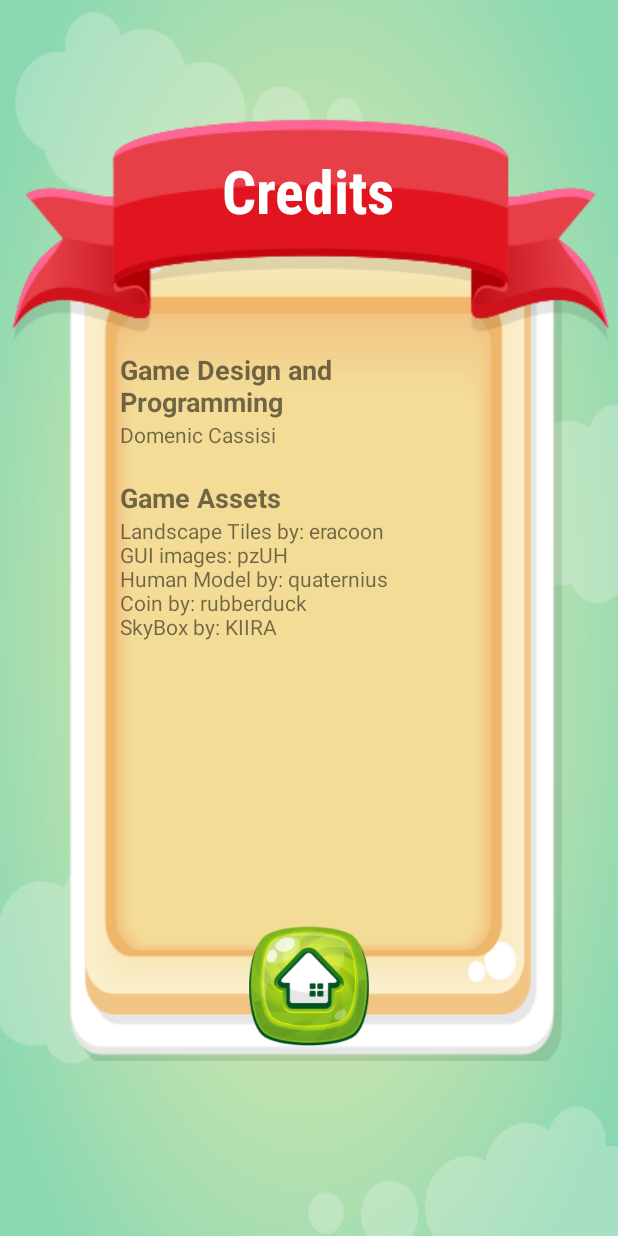
After one commit to DomenicDev/SET08114_cw, an Android app: the CreditsActivity screen opened directly, with no data from a screen before it, on a phone screen of 412 x 824 dp. The commit adds this screen. Run offline under Robolectric (Android 15) with nearby library versions, the phone set to English and light mode, and no system bars.

Commit message:
Implemented simple credits activity

```diff
--- a/android/src/main/AndroidManifest.xml
+++ b/android/src/main/AndroidManifest.xml
@@ -9,6 +9,7 @@
         android:roundIcon="@mipmap/ic_launcher_round"
         android:supportsRtl="true"
         android:theme="@style/AppTheme">
+        <activity android:name="com.napier.mad.CreditsActivity"></activity>
         <activity android:name="com.napier.mad.MainMenuActivity">
             <intent-filter>
                 <action android:name="android.intent.action.MAIN" />
--- /dev/null
+++ b/android/src/main/java/com/napier/mad/CreditsActivity.java
@@ -0,0 +1,25 @@
+package com.napier.mad;
+
+import android.app.Activity;
+import android.os.Bundle;
+import android.view.View;
+import android.widget.Button;
+
+import com.jme.game.R;
+
+public class CreditsActivity extends Activity {
+
+    @Override
+    protected void onCreate(Bundle savedInstanceState) {
+        super.onCreate(savedInstanceState);
+        setContentView(R.layout.activity_credits);
+
+        Button homeButton = findViewById(R.id.credits_activity_home_button);
+        homeButton.setOnClickListener(new View.OnClickListener() {
+            @Override
+            public void onClick(View v) {
+                finish();
+            }
+        });
+    }
+}
--- a/android/src/main/java/com/napier/mad/MainMenuActivity.java
+++ b/android/src/main/java/com/napier/mad/MainMenuActivity.java
@@ -39,6 +39,14 @@ public class MainMenuActivity extends Activity {
             }
         });
 
+        Button creditsButton = findViewById(R.id.main_menu_credits_button);
+        creditsButton.setOnClickListener(new View.OnClickListener() {
+            @Override
+            public void onClick(View v) {
+                startActivity(CreditsActivity.class);
+            }
+        });
+
     }
 
      private void startActivity(Class<? extends Activity> activityClass) {
--- /dev/null
+++ b/android/src/main/res/layout/activity_credits.xml
@@ -0,0 +1,91 @@
+<?xml version="1.0" encoding="utf-8"?>
+<LinearLayout xmlns:android="http://schemas.android.com/apk/res/android"
+    xmlns:app="http://schemas.android.com/apk/res-auto"
+    xmlns:tools="http://schemas.android.com/tools"
+    android:layout_width="match_parent"
+    android:layout_height="match_parent"
+    android:background="@drawable/green_background"
+    android:orientation="vertical"
+    tools:context=".CreditsActivity">
+
+
+    <LinearLayout
+        android:layout_width="wrap_content"
+        android:layout_height="wrap_content"
+        android:layout_gravity="center"
+        android:layout_marginLeft="0dp"
+        android:layout_marginTop="70dp"
+        android:layout_marginRight="0dp"
+        android:layout_marginBottom="30dp"
+        android:background="@drawable/panel_empty"
+        android:orientation="vertical">
+
+        <TextView
+            android:layout_width="wrap_content"
+            android:layout_height="wrap_content"
+            android:layout_gravity="center"
+            android:layout_marginTop="30dp"
+            android:fontFamily="sans-serif-condensed"
+            android:text="@string/credits"
+            android:textAlignment="center"
+            android:textColor="@color/colorWhite"
+            android:textSize="40sp"
+            android:textStyle="bold" />
+
+        <LinearLayout
+            android:layout_width="match_parent"
+            android:layout_height="wrap_content"
+            android:layout_marginLeft="80dp"
+            android:layout_marginTop="70dp"
+            android:layout_marginRight="80dp"
+            android:orientation="vertical">
+
+
+            <TextView
+                android:layout_marginTop="10dp"
+                android:layout_width="wrap_content"
+                android:layout_height="wrap_content"
+                android:text="@string/code_and_game_design"
+                android:textStyle="bold"
+                android:textSize="18sp"/>
+            <TextView
+                android:layout_width="wrap_content"
+                android:layout_height="wrap_content"
+                android:fontFamily="sans-serif"
+                android:text="@string/credits_game_designer"/>
+
+            <TextView
+                android:layout_marginTop="20dp"
+                android:layout_width="wrap_content"
+                android:layout_height="wrap_content"
+                android:text="@string/credits_assets_title"
+                android:textStyle="bold"
+                android:textSize="18sp"/>
+
+            <TextView
+                android:layout_width="wrap_content"
+                android:layout_height="wrap_content"
+                android:fontFamily="sans-serif"
+                android:text="@string/credits_game_assets_content"/>
+
+
+        </LinearLayout>
+
+        <Space
+            android:layout_width="wrap_content"
+            android:layout_height="wrap_content"
+            android:layout_weight="2"/>
+
+        <Button
+            android:id="@+id/credits_activity_home_button"
+            android:layout_width="80dp"
+            android:layout_height="80dp"
+            android:layout_weight="0"
+            android:layout_marginBottom="10dp"
+            android:layout_gravity="center"
+            android:layout_marginTop="10dp"
+            android:background="@drawable/home_button" />
+
+    </LinearLayout>
+
+</LinearLayout>
--- a/android/src/main/res/layout/activity_main_menu.xml
+++ b/android/src/main/res/layout/activity_main_menu.xml
@@ -56,7 +56,7 @@
             android:text="@string/high_scores"/>
 
         <Button
-            android:id="@+id/credits_button"
+            android:id="@+id/main_menu_credits_button"
             android:layout_gravity="center"
             android:layout_width="wrap_content"
             android:layout_height="80dp"
--- a/android/src/main/res/layout/activity_scores.xml
+++ b/android/src/main/res/layout/activity_scores.xml
@@ -72,12 +72,19 @@
 
         </LinearLayout>
 
+        <Space
+            android:layout_width="wrap_content"
+            android:layout_height="wrap_content"
+            android:layout_weight="2"/>
+
         <Button
             android:id="@+id/score_activity_home_button"
-            android:layout_marginTop="10dp"
-            android:layout_gravity="center"
             android:layout_width="80dp"
             android:layout_height="80dp"
+            android:layout_weight="0"
+            android:layout_marginBottom="10dp"
+            android:layout_gravity="center"
+            android:layout_marginTop="10dp"
             android:background="@drawable/home_button" />
 
     </LinearLayout>
--- a/android/src/main/res/values/strings.xml
+++ b/android/src/main/res/values/strings.xml
@@ -19,4 +19,8 @@
 
     <string name="hello_first_fragment">Hello first fragment</string>
     <string name="hello_second_fragment">Hello second fragment. Arg: %1$s</string>
+    <string name="code_and_game_design">Game Design and Programming</string>
+    <string name="credits_game_designer">Domenic Cassisi</string>
+    <string name="credits_assets_title">Game Assets</string>
+    <string name="credits_game_assets_content">Landscape Tiles by: eracoon\nGUI images: pzUH\nHuman Model by: quaternius\nCoin by: rubberduck\nSkyBox by: KIIRA</string>
 </resources>
```
